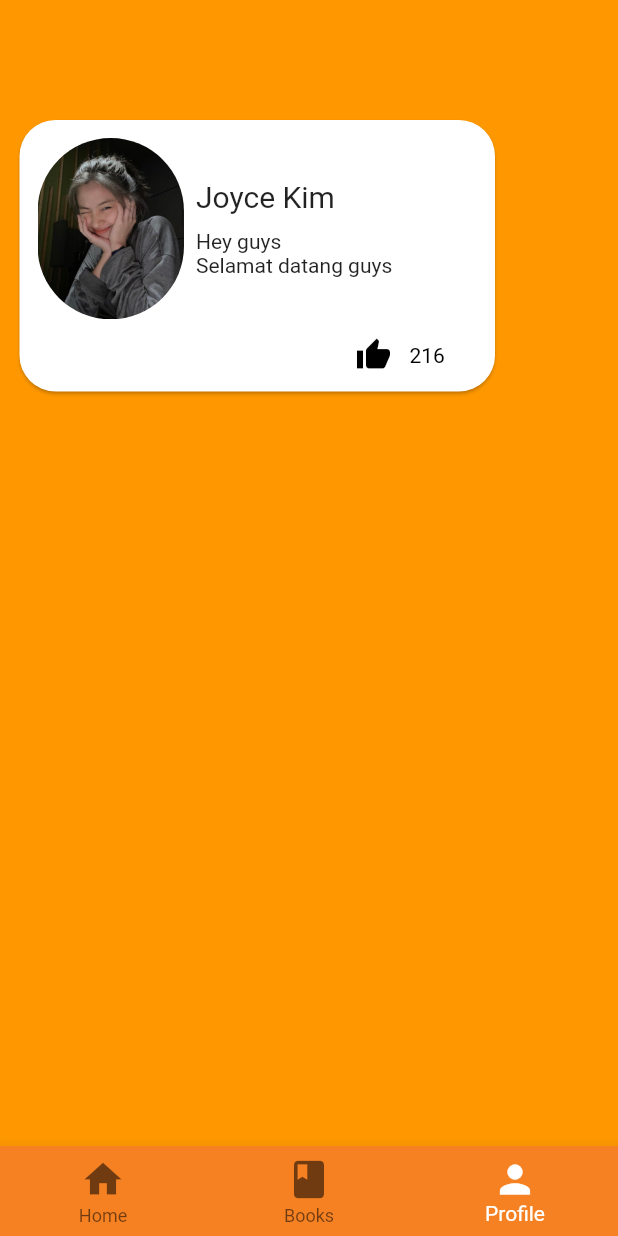
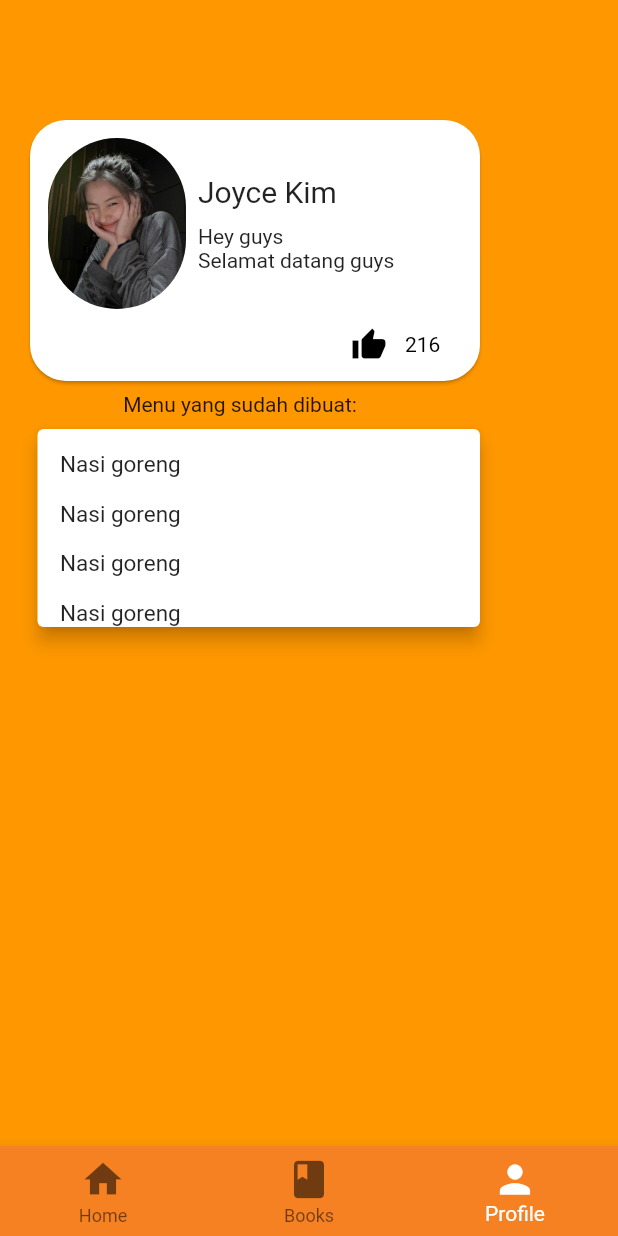
Before and after one commit to J-Orlant/Proto-Mobile, a Flutter app: the screen it shows after launch, item 3 of the bottom bar chosen, on a phone screen of 412 x 824 dp. Run offline on Flutter 3.47's test engine with Material 2 defaults, Android fonts, the light colour scheme and no system bars; network calls fail.

Commit message:
Update lagi teman teman

```diff
--- a/lib/profile_user.dart
+++ b/lib/profile_user.dart
@@ -8,10 +8,18 @@ class ProfileUser extends StatelessWidget {
       backgroundColor: Colors.orange,
       body: SafeArea(
         child: Container(
-          width: 330,
+          width: 320,
           child: ListView(
             children: <Widget>[
               roundedCard(),
+              Padding(
+                padding: const EdgeInsets.all(8.0),
+                child: Text(
+                  'Menu yang sudah dibuat: ',
+                  textAlign: TextAlign.center,
+                ),
+              ),
+              buildCard(),
             ],
           ),
         ),
@@ -22,7 +30,7 @@ class ProfileUser extends StatelessWidget {
 
 Card roundedCard() {
   return Card(
-    margin: EdgeInsets.only(left: 13, top: 80),
+    margin: EdgeInsets.only(left: 20, top: 80),
     shape: RoundedRectangleBorder(
       borderRadius: BorderRadius.circular(24),
     ),
@@ -67,7 +75,7 @@ Card roundedCard() {
           Row(
             children: [
               Padding(
-                padding: const EdgeInsets.only(left: 200.0),
+                padding: const EdgeInsets.only(left: 190.0),
                 child: IconButton(
                   onPressed: () {},
                   icon: Icon(Icons.thumb_up),
@@ -82,6 +90,62 @@ Card roundedCard() {
           )
         ],
       ),
+    ),
+  );
+}
+
+Card buildCard() {
+  return Card(
+    elevation: 5,
+    margin: EdgeInsets.only(left: 25),
+    child: Column(
+      crossAxisAlignment: CrossAxisAlignment.start,
+      children: [
+        Padding(
+          padding: const EdgeInsets.only(
+            left: 15,
+            top: 15,
+            bottom: 0,
+          ).copyWith(bottom: 0),
+          child: Text(
+            'Nasi goreng',
+            style: TextStyle(fontSize: 15),
+          ),
+        ),
+        Padding(
+          padding: const EdgeInsets.only(
+            left: 15,
+            top: 15,
+            bottom: 0,
+          ).copyWith(bottom: 0),
+          child: Text(
+            'Nasi goreng',
+            style: TextStyle(fontSize: 15),
+          ),
+        ),
+        Padding(
+          padding: const EdgeInsets.only(
+            left: 15,
+            top: 15,
+            bottom: 0,
+          ).copyWith(bottom: 0),
+          child: Text(
+            'Nasi goreng',
+            style: TextStyle(fontSize: 15),
+          ),
+        ),
+        Padding(
+          padding: const EdgeInsets.only(
+            left: 15,
+            top: 15,
+            bottom: 0,
+          ).copyWith(bottom: 0),
+          child: Text(
+            'Nasi goreng',
+            style: TextStyle(fontSize: 15),
+          ),
+        ),
+      ],
     ),
   );
 }
```
